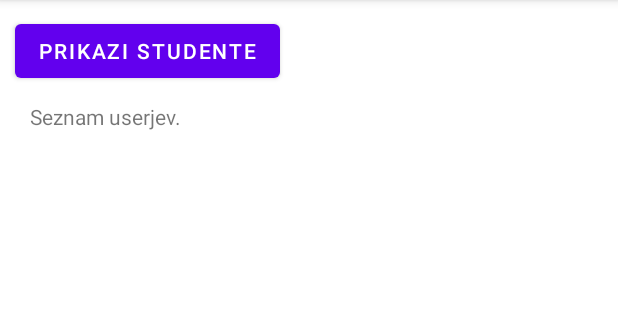
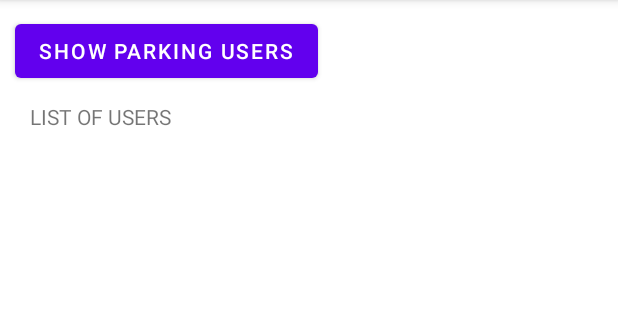
Before and after one commit to nejcfrank/SmartparkingApp, an Android app: the screen it shows after launch (MainActivity), on a phone screen of 412 x 824 dp, the part 84-404 px from its top. Run offline under Robolectric (Android 15) with nearby library versions, the phone set to English and light mode, and no system bars; our stand-ins replace Volley.

```diff
--- a/app/src/main/java/com/example/smartparkingapp/MainActivity.java
+++ b/app/src/main/java/com/example/smartparkingapp/MainActivity.java
@@ -25,7 +25,7 @@ public class MainActivity extends AppCompatActivity {
 
     private RequestQueue requestQueue;
     private TextView osebe;
-    private String url = "https://unviersity-2021-dev.azurewebsites.net/api/v1/student";
+    private String url = "https://smartparking-is1.azurewebsites.net/api/v1/User";
 
 
     @Override
@@ -38,7 +38,7 @@ public class MainActivity extends AppCompatActivity {
 
     public void prikaziOsebe(View view){
         if (view != null){
-            JsonArrayRequest request = new JsonArrayRequest(url,jsonArrayListener, errorListener);
+            JsonArrayRequest request = new JsonArrayRequest(url,jsonArrayListener,errorListener);
             requestQueue.add(request);
         }
     }
@@ -54,7 +54,7 @@ public class MainActivity extends AppCompatActivity {
                     String name = object.getString("name");
                     String surname = object.getString("surname");
 
-                    data.add(name + " " + surname);
+                    data.add( "★" +" "+ name + " " + surname);
                 } catch (JSONException e){
                     e.printStackTrace();
                     return;
--- a/app/src/main/res/layout/activity_main.xml
+++ b/app/src/main/res/layout/activity_main.xml
@@ -5,6 +5,7 @@
     android:layout_width="match_parent"
     android:layout_height="match_parent"
     tools:context=".MainActivity">
+
 
 
     <TextView
@@ -15,7 +16,7 @@
         android:layout_marginLeft="20dp"
         android:layout_marginTop="10dp"
         android:layout_marginBottom="10dp"
-        android:text="Seznam userjev."
+        android:text="LIST OF USERS "
         app:layout_constraintBottom_toBottomOf="parent"
         app:layout_constraintLeft_toLeftOf="parent"
         app:layout_constraintTop_toBottomOf="@+id/button"
@@ -29,7 +30,7 @@
         android:layout_marginLeft="10dp"
         android:layout_marginTop="10dp"
         android:onClick="prikaziOsebe"
-        android:text="Prikazi studente"
+        android:text="Show parking users"
         app:layout_constraintLeft_toLeftOf="parent"
         app:layout_constraintTop_toTopOf="parent"
         tools:layout_constraintLeft_creator="1"
```
